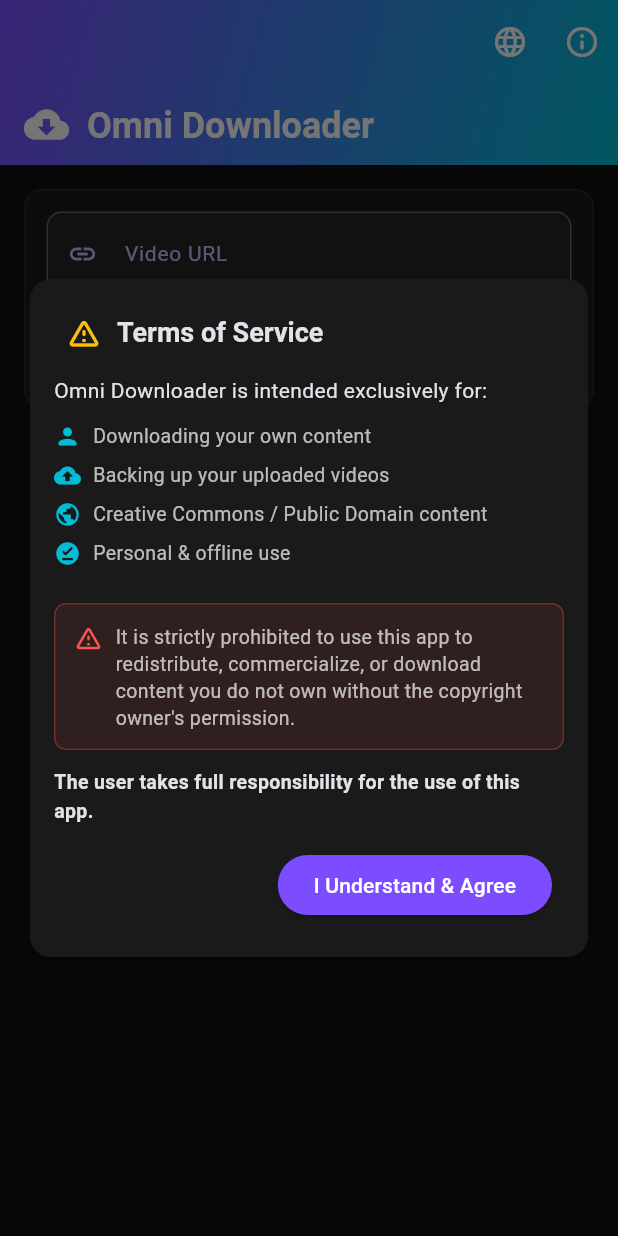
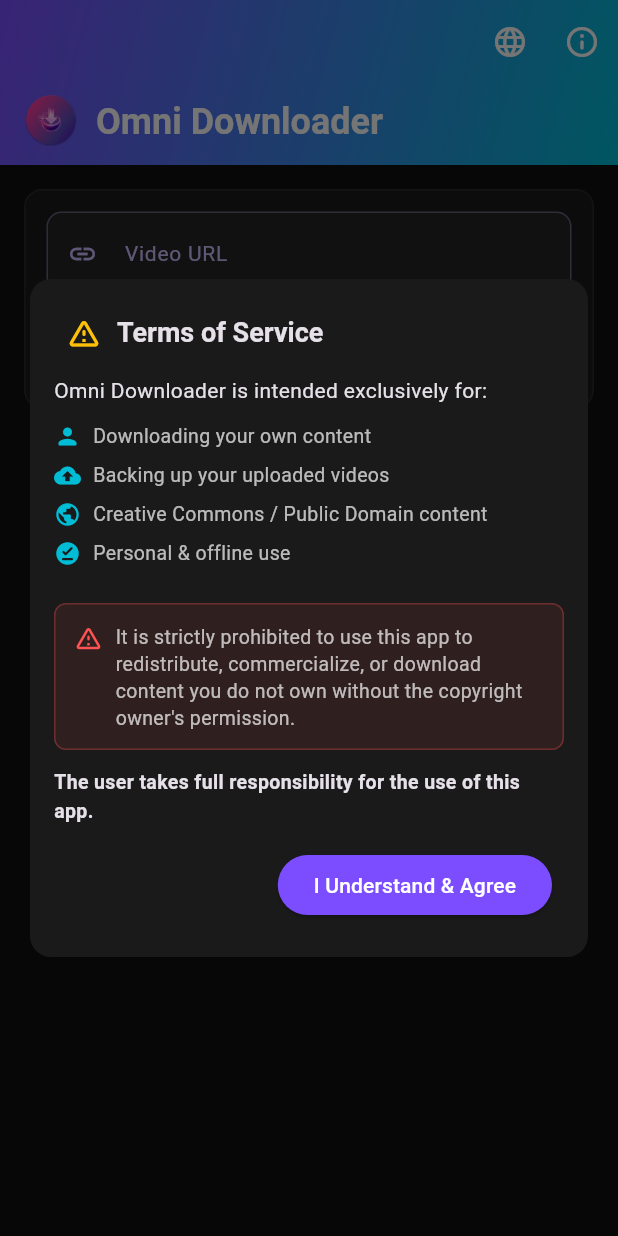
Before and after one commit to anoymdev/com.omni.downloader, a Flutter app: the screen it shows after launch, on a phone screen of 412 x 824 dp. Run offline on Flutter 3.47's test engine with Material 3 defaults, Android fonts, the light colour scheme and no system bars; our stand-ins replace file_picker, firebase_analytics, firebase_core, firebase_crashlytics, firebase_remote_config, package_info_plus and 2 more; missing offline and left inert: ffmpeg_kit_flutter_new, flutter_foreground_task; accounts and stored records are empty; generated files the repository leaves out were written again.

Commit message:
feat: Add app icon asset and update downloader screen to use it

```diff
--- a/lib/screens/downloader_screen.dart
+++ b/lib/screens/downloader_screen.dart
@@ -1114,7 +1114,10 @@
               title: Row(
                 mainAxisSize: MainAxisSize.min,
                 children: [
-                  const Icon(Icons.cloud_download_rounded, color: Colors.white, size: 20),
+                  ClipRRect(
+                    borderRadius: BorderRadius.circular(6),
+                    child: Image.asset('assets/images/app_icon.png', width: 24, height: 24),
+                  ),
                   const SizedBox(width: 8),
                   Text(
                     AppLocalizations.of(context)!.appTitle,
--- a/pubspec.yaml
+++ b/pubspec.yaml
@@ -35,3 +35,5 @@
 flutter:
   uses-material-design: true
   generate: true
+  assets:
+    - assets/images/app_icon.png
```
Also changed, not shown: assets/images/app_icon.png (added).
